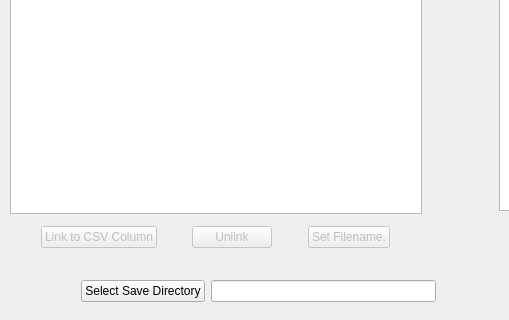
Before: the Qt Designer form untitled.ui in dossjh/pdf-template-filler, drawn with Qt 5; both pictures show x 0 to 509 and y 117 to 437 of the 813 by 437 pixel window.
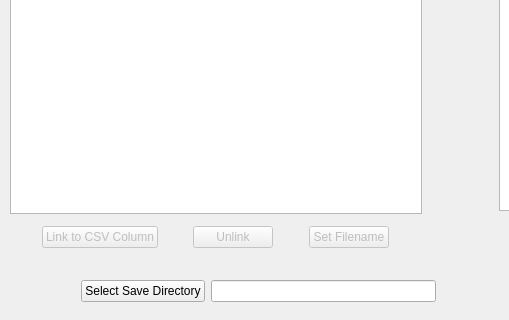
After: the same form once the commit is applied. Custom widgets are drawn as their Qt base class.

Commit message: updates: going home

What changed in the file:
```diff
--- a/untitled.ui
+++ b/untitled.ui
@@ -224,7 +224,7 @@
        <bool>false</bool>
       </property>
       <property name="text">
-       <string>Set Filename.</string>
+       <string>Set Filename</string>
       </property>
      </widget>
     </item>
```
The commit also changes 1 other file.
